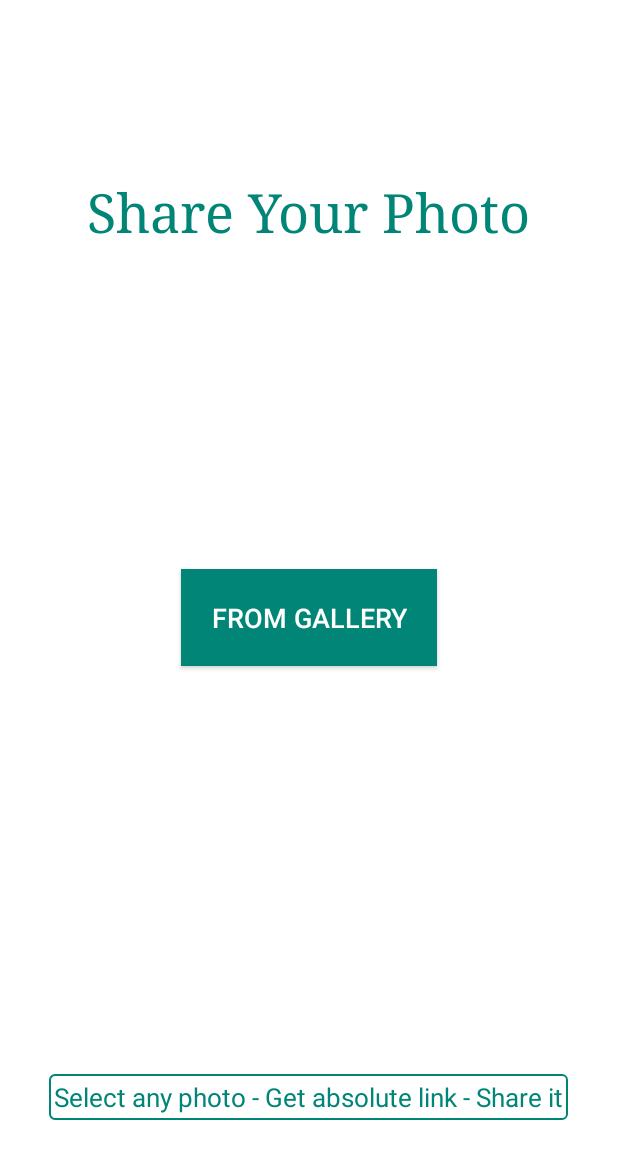
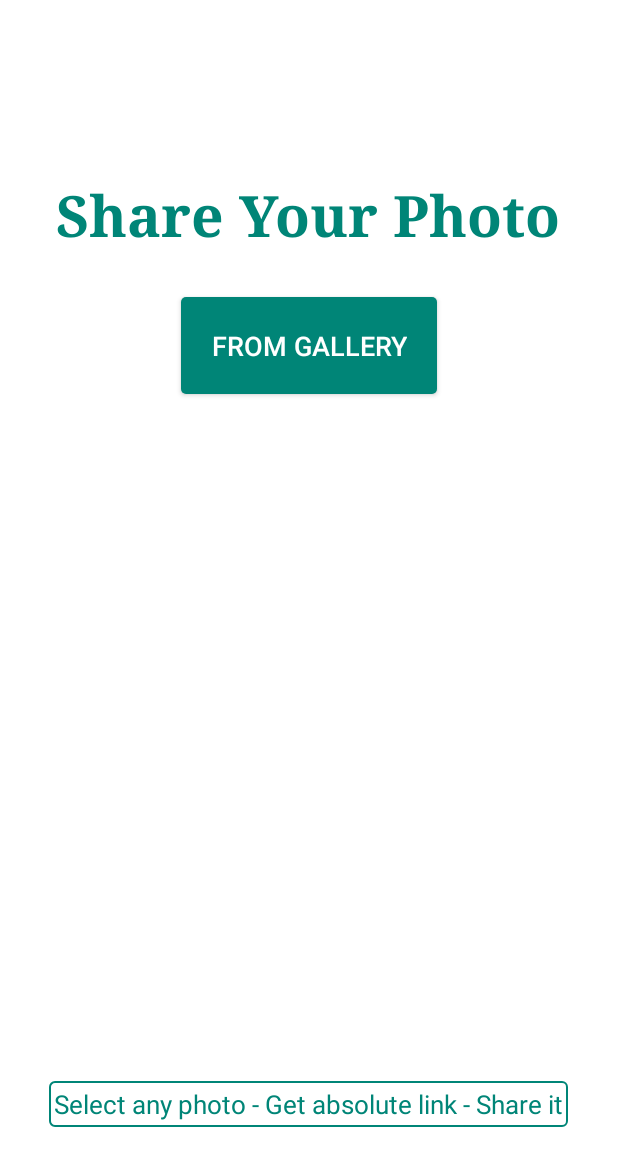
Before and after one commit to Jigarsenjalia/SharePhoto, an Android app: the layout activity_main.xml on its own in the app's theme, with its tools: preview values and no code run, on a phone screen of 412 x 824 dp. Shown: the top 1166 px of the screen. Run offline under Robolectric (Android 15) with nearby library versions, the phone set to English and light mode, and no system bars.

```diff
--- a/app/src/main/java/com/example/sharephoto/OnListFragmentInteractionListener.java
+++ b/app/src/main/java/com/example/sharephoto/OnListFragmentInteractionListener.java
@@ -8,5 +8,4 @@ import com.example.sharephoto.dummy.PhotoContent;
 
 public interface OnListFragmentInteractionListener {
         void onListFragmentInteraction(PhotoContent.PhotoItem item);
-        void onListFragmentDelete(PhotoContent.PhotoItem item);
 }
--- a/app/src/main/java/com/example/sharephoto/dbwork/WorkDB.java
+++ b/app/src/main/java/com/example/sharephoto/dbwork/WorkDB.java
@@ -54,6 +54,11 @@ public class WorkDB {
         }
 
     }
+    public void deletePhotoHistory()
+    {
+        database.delete(DBHelperSharePhoto.TBL_NAME_HISTORY, null, null);
+
+    }
     public boolean isHasHistory()
     {
         Cursor cursorBool = database.query(true, DBHelperSharePhoto.TBL_NAME_HISTORY,
--- a/app/src/main/res/drawable/background_splash.xml
+++ b/app/src/main/res/drawable/background_splash.xml
@@ -6,6 +6,7 @@
 
     <item>
         <bitmap
+
             android:gravity="center"
 
             android:src="@mipmap/ic_launcher"/>
--- /dev/null
+++ b/app/src/main/res/drawable/my_border_2.xml
@@ -0,0 +1,10 @@
+<?xml version="1.0" encoding="utf-8"?>
+<shape xmlns:android="http://schemas.android.com/apk/res/android"
+    android:shape="rectangle" >
+    <!-- The radius makes the corners rounded -->
+    <corners
+        android:radius="3dp"   >
+    </corners>
+    <solid android:color="?attr/colorAccent"></solid>
+
+</shape>
--- a/app/src/main/res/layout/activity_main.xml
+++ b/app/src/main/res/layout/activity_main.xml
@@ -20,20 +20,10 @@
         android:layout_marginTop="101dp"
         android:layout_alignParentTop="true"
         android:layout_centerHorizontal="true"
-        android:textSize="36sp"
-        android:textColor="?attr/colorAccent" />
-
-    <Button
-        android:text="@string/get_started"
-        android:layout_width="wrap_content"
-        android:layout_height="wrap_content"
-        android:id="@+id/buttonStartFromGallery"
-        android:background="?attr/colorAccent"
-        android:padding="20dp"
-        android:layout_centerVertical="true"
-        android:layout_centerHorizontal="true"
-        android:textColor="@android:color/background_light"
-        android:textSize="18sp" />
+        android:textColor="?attr/colorAccent"
+        android:id="@+id/textView2"
+        android:textStyle="normal|bold"
+        android:textSize="38dp" />
 
     <ProgressBar
         style="?android:attr/progressBarStyle"
@@ -44,19 +34,6 @@
         android:layout_alignParentBottom="true"
         android:layout_centerHorizontal="true"
         android:visibility="invisible" />
-
-    <TextView
-        android:text="Select any photo - Get absolute link - Share it"
-        android:layout_width="wrap_content"
-        android:layout_height="wrap_content"
-        android:id="@+id/textView"
-        android:layout_alignParentBottom="true"
-        android:layout_centerHorizontal="true"
-        android:layout_marginBottom="61dp"
-        android:background="@drawable/my_border"
-        android:textColor="?attr/colorAccent"
-        android:padding="3dp"
-        android:textSize="17sp" />
 
     <Button
         android:text="@string/history"
@@ -70,4 +47,32 @@
         android:layout_centerHorizontal="true"
         android:layout_marginTop="21dp" />
 
+    <Button
+        android:text="@string/get_started"
+
+        android:layout_width="wrap_content"
+        android:layout_height="wrap_content"
+        android:id="@+id/buttonStartFromGallery"
+        android:background="@drawable/my_border_2"
+        android:padding="20dp"
+        android:textColor="@android:color/background_light"
+        android:textSize="18sp"
+        android:layout_below="@+id/textView2"
+        android:layout_centerHorizontal="true"
+        android:layout_centerVertical="true"
+        android:layout_marginTop="29dp" />
+
+    <TextView
+        android:text="Select any photo - Get absolute link - Share it"
+        android:layout_width="wrap_content"
+        android:layout_height="wrap_content"
+        android:id="@+id/textView"
+        android:background="@drawable/my_border"
+        android:textColor="?attr/colorAccent"
+        android:padding="3dp"
+        android:textSize="17sp"
+        android:layout_alignTop="@+id/progressBar"
+        android:layout_centerHorizontal="true"
+        android:layout_marginTop="56dp" />
+
 </RelativeLayout>
```
Also changed, not shown: app/src/main/AndroidManifest.xml (+2 -7 lines), app/src/main/java/com/example/sharephoto/MainActivity.java (+90 -16 lines), app/src/main/java/com/example/sharephoto/MyPhotoHistoryRecyclerViewAdapter.java (+22 -14 lines), app/src/main/java/com/example/sharephoto/PhotoHistoryActivity.java (+26 -6 lines), app/src/main/res/drawable/my_border_clear.xml (added, +21 -0 lines), app/src/main/res/layout/activity_photo_history.xml (+28 -7 lines), app/src/main/res/mipmap-hdpi/splash_image.png (added), app/src/main/res/mipmap-mdpi/splash_image.png (added), app/src/main/res/mipmap-xhdpi/splash_image.png (added), app/src/main/res/mipmap-xxhdpi/splash_image.png (added), app/src/main/res/mipmap-xxxhdpi/splash_image.png (added).
